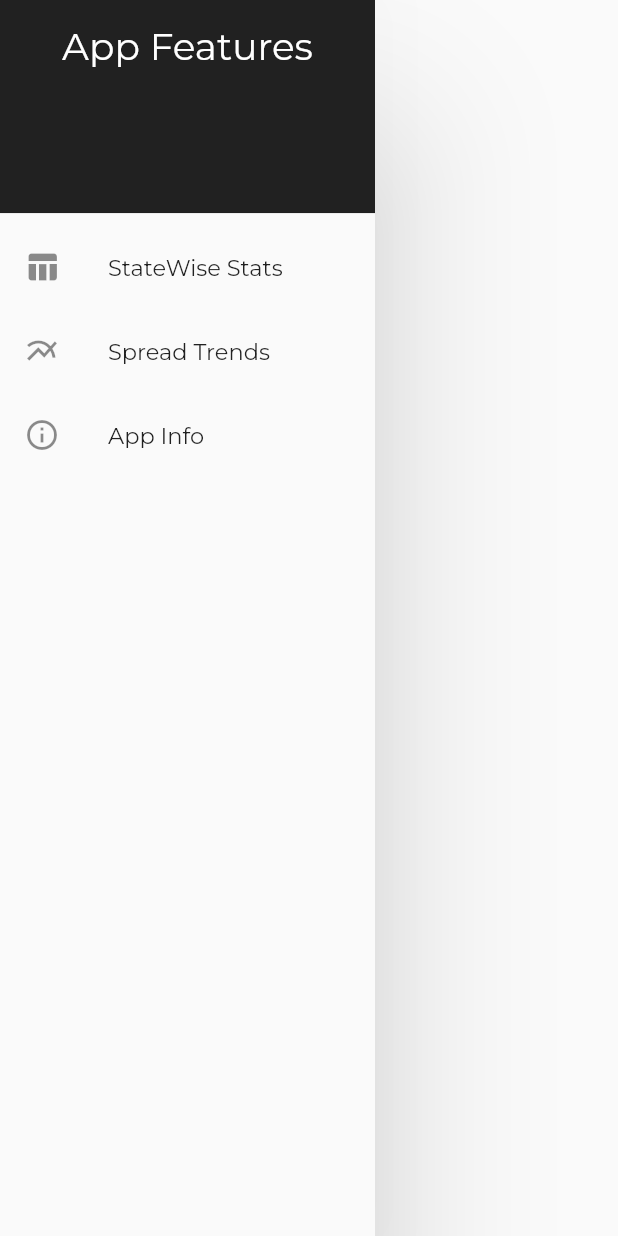
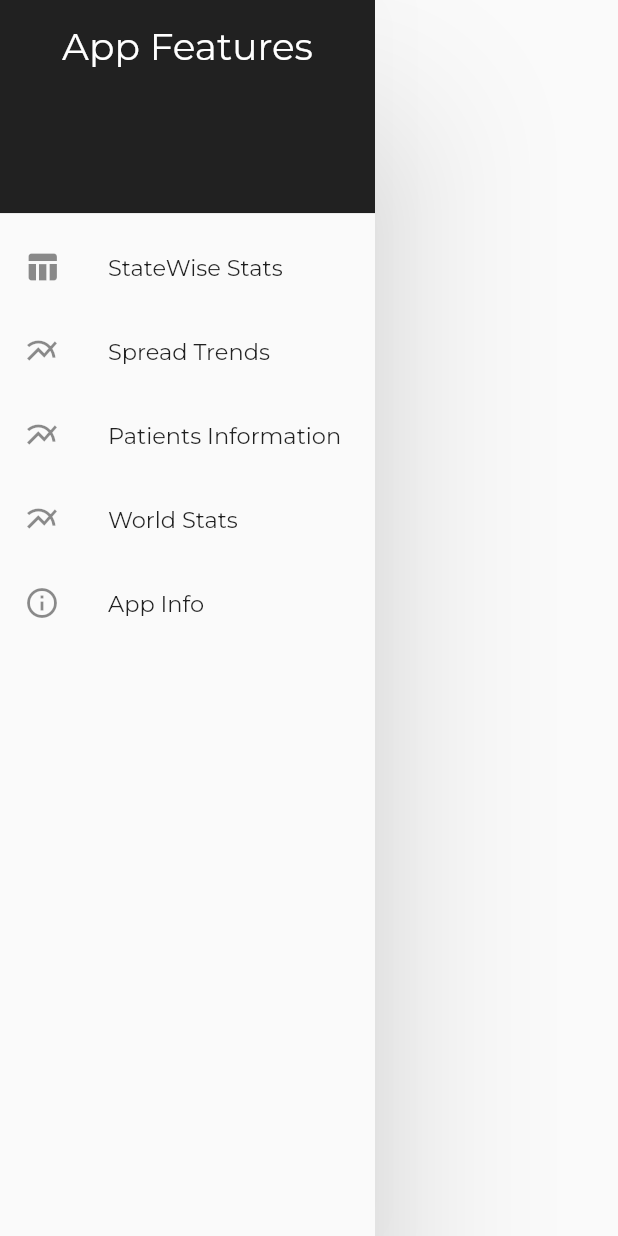
Before and after one commit to av153k/India-CoViD-19-Tracker-in-Flutter, a Flutter app: the DrawerContent widget shown alone on an empty page, opened directly, on a phone screen of 412 x 824 dp. Run offline on Flutter 3.47's test engine with Material 2 defaults, Android fonts, the phone set to English and light mode, and no system bars; our stand-ins replace charts_flutter, google_fonts; network calls fail.

Commit message:
Added Patients Info and World Stats tabs in Drawer

```diff
--- a/lib/screens/drawer.dart
+++ b/lib/screens/drawer.dart
@@ -51,6 +51,26 @@ class _DrawerContentState extends State<DrawerContent> {
               ),
             ),
             ListTile(
+              leading: Icon(Icons.multiline_chart),
+              title: Text(
+                "Patients Information",
+                style: GoogleFonts.montserrat(
+                  textStyle:
+                      TextStyle(fontSize: 15, fontWeight: FontWeight.w400),
+                ),
+              ),
+            ),
+            ListTile(
+              leading: Icon(Icons.multiline_chart),
+              title: Text(
+                "World Stats",
+                style: GoogleFonts.montserrat(
+                  textStyle:
+                      TextStyle(fontSize: 15, fontWeight: FontWeight.w400),
+                ),
+              ),
+            ),
+            ListTile(
               leading: Icon(Icons.info_outline),
               title: Text(
                 "App Info",
```
Also changed, not shown: lib/screens/world_stats.dart (added).
